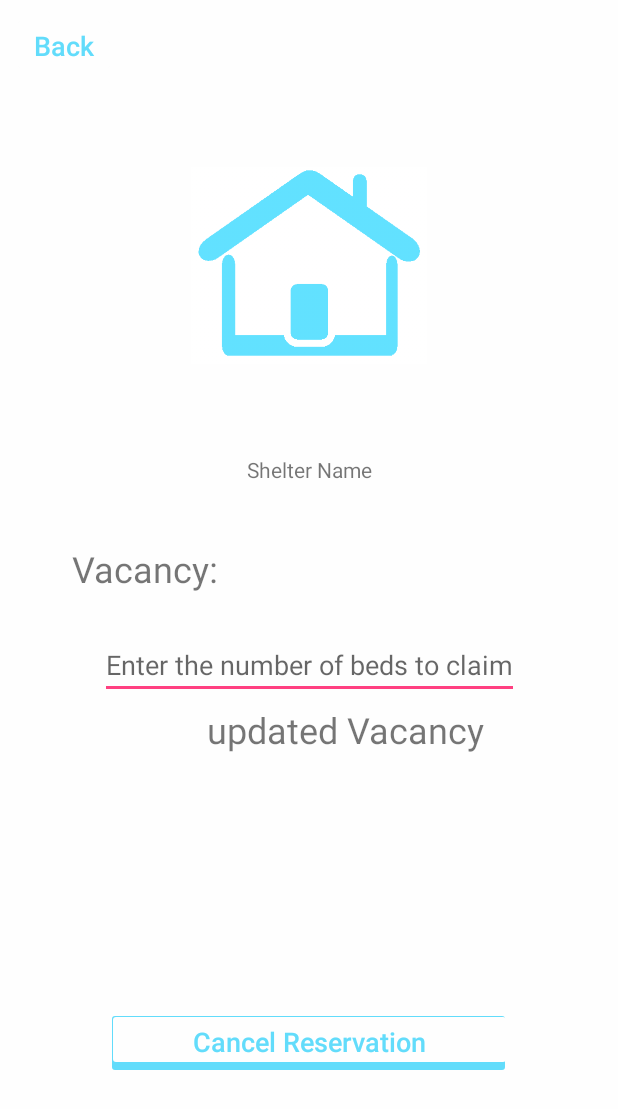
After one commit to jpbronsted/ShelterFinder, an Android app: the layout activity_shelter_detail_page.xml on its own in the app's theme, with its tools: preview values and no code run, on a phone screen of 412 x 824 dp. The commit adds this screen. Shown: the top 1109 px of the screen. Run offline under Robolectric (Android 15) with nearby library versions, the phone set to English and light mode, and no system bars; network calls fail; Roboto replaces fonts that are not available here.

Commit message:
kevin
kevin

```diff
--- a/app/src/main/java/controllers/DetailViewActivity.java
+++ b/app/src/main/java/controllers/DetailViewActivity.java
@@ -1,10 +1,22 @@
 package controllers;
 
+import android.content.res.AssetManager;
 import android.os.Bundle;
 import android.support.v7.app.AppCompatActivity;
+import android.widget.EditText;
 import android.widget.TextView;
+import android.widget.Button;
+import team.gatech.edu.login.R;
+import android.view.View;
+import android.content.Intent;
 
-import team.gatech.edu.login.R;
+import java.io.InputStream;
+import java.nio.charset.StandardCharsets;
+import java.util.List;
+import java.util.Arrays;
+import java.util.ArrayList;
+import java.util.Collection;
+import model.Shelter;
 
 /**
  * Created by jpbronsted on 3/7/18.
@@ -12,18 +24,100 @@ import team.gatech.edu.login.R;
 
 public class DetailViewActivity extends AppCompatActivity {
 
+    TextView viewShelterName, Vacancy, updatedVacancy;
+    EditText claimVacancy;
+    Button backBtn, claimBtn, cancelBtn;
+    List<String> list;
+    String shelterName;
+    String capacity;
+    Shelter[] shel = Shelter.shelterData.values().toArray(new Shelter[0]);
+//    int[] shelcap = new int[shel.length];
+//    private void shelCap(Shelter[] shel) {
+//        for(int i = 0; i <= shel.length; i++) {
+//            shelcap[i] = Integer.parseInt(shel[i].getCapacity());
+//        }
+//    }
+//
+
+
+
     @Override
     public void onCreate(Bundle savedInstanceState) {
         super.onCreate(savedInstanceState);
-        setContentView(R.layout.activity_detail_view);
+        setContentView(R.layout.activity_shelter_detail_page);
 
-        TextView textView = (TextView) findViewById(R.id.detailContent);
+        backBtn = (Button) findViewById(R.id.backBtn);
+        claimBtn = (Button) findViewById(R.id.claimBtn);
+        cancelBtn = (Button) findViewById(R.id.cancelBtn);
+        viewShelterName = (TextView) findViewById(R.id.viewShelterName);
+        Vacancy = (TextView) findViewById(R.id.Vacancy);
+        updatedVacancy = (TextView) findViewById(R.id.updatedVacancy);
+        claimVacancy = (EditText) findViewById(R.id.claimVacancy);
+
+
+
+
+        // should display selected shelter's name and vacancy
+
         Bundle extras = getIntent().getExtras();
         if (extras != null) {
             String text = extras.getString("content");
-            if (text != null) {
-                textView.setText(text);
+            int firstColon = text.indexOf(":");
+            int secondColon = text.indexOf(":",firstColon +1);
+            int thirdColon = text.indexOf(":", secondColon + 1);
+            shelterName = text.substring(firstColon + 1, secondColon - 8 );
+            capacity = text.substring(secondColon + 1, thirdColon - 8 );
+            viewShelterName.setText(shelterName);
+            updatedVacancy.setText(capacity);
+        }
+
+
+
+
+        backBtn.setOnClickListener(new View.OnClickListener() {
+            @Override
+            public void onClick(View view) {
+                startActivity(new Intent(getApplicationContext(), QueryResultsActivity.class));
             }
-        }
+        });
+
+
+        cancelBtn.setOnClickListener(new View.OnClickListener() {
+            @Override
+            public void onClick(View view) {
+                updatedVacancy.setText(capacity);
+            }
+        });
+
+
+
+        // should update new vacancy.
+        // if selected vacancy exceeds the given vacancy then should not work
+        // if selected vacancy is within the given vacancy then it should decrease and update
+        // new vacancy.
+
+        claimBtn.setOnClickListener(new View.OnClickListener() {
+            @Override
+            public void onClick(View view) {
+                String claimedVacancy= claimVacancy.getText().toString();
+                int claimedVacancyNum = Integer.parseInt(claimedVacancy);
+                //Collection<Shelter> shelters = new ArrayList<>();
+                for (Shelter shelter : shel) {
+                    String shelterName_1 = shelter.getName().toLowerCase();
+                    shelterName_1 = shelterName_1.replaceAll("\\s+","");
+                    shelterName = shelterName.toLowerCase();
+                    shelterName = shelterName.replaceAll("\\s+","");
+
+                    if (shelterName_1.equals(shelterName)) {
+                        if (Integer.parseInt(shelter.getCapacity()) - claimedVacancyNum >= 0) {
+                            int newCapacity = Integer.parseInt(shelter.getCapacity()) - claimedVacancyNum;
+                            shelter.setCapacity("" + newCapacity);
+                            updatedVacancy.setText(shelter.getCapacity());
+                        }
+                    }
+                }
+            }
+        });
+
     }
 }
--- a/app/src/main/java/controllers/WelcomeActivity.java
+++ b/app/src/main/java/controllers/WelcomeActivity.java
@@ -7,12 +7,9 @@ import android.os.Bundle;
 import android.view.View;
 import android.widget.Button;
 import android.content.Context;
-
 import model.Shelter;
 import team.gatech.edu.login.R;
-
 import org.apache.commons.csv.*;
-
 import java.io.IOException;
 import java.io.InputStream;
 import java.nio.charset.StandardCharsets;
--- a/app/src/main/res/layout/activity_search.xml
+++ b/app/src/main/res/layout/activity_search.xml
@@ -136,4 +136,5 @@
         app:layout_constraintTop_toBottomOf="@id/etSearchAge"
         app:layout_constraintVertical_bias="0.171"
         app:layout_constraintHorizontal_bias="0.225"/>
+
 </android.support.constraint.ConstraintLayout>
--- /dev/null
+++ b/app/src/main/res/layout/activity_shelter_detail_page.xml
@@ -0,0 +1,141 @@
+<?xml version="1.0" encoding="utf-8"?>
+<android.support.constraint.ConstraintLayout
+    xmlns:android="http://schemas.android.com/apk/res/android"
+    xmlns:app="http://schemas.android.com/apk/res-auto"
+    xmlns:tools="http://schemas.android.com/tools"
+    android:background="@color/textPrimary"
+    android:layout_width="match_parent"
+    android:layout_height="match_parent">
+
+    <TextView
+        android:id="@+id/viewShelterName"
+        android:layout_width="313dp"
+        android:layout_height="46dp"
+        android:layout_marginBottom="8dp"
+        android:layout_marginEnd="8dp"
+        android:layout_marginStart="8dp"
+        android:layout_marginTop="16dp"
+        android:gravity="center"
+        android:text="Shelter Name"
+        app:layout_constraintBottom_toBottomOf="parent"
+        app:layout_constraintEnd_toEndOf="parent"
+        app:layout_constraintStart_toStartOf="parent"
+        app:layout_constraintTop_toBottomOf="@+id/imageView"
+        app:layout_constraintVertical_bias="0.0" />
+
+    <TextView
+        android:id="@+id/Vacancy"
+        android:layout_width="106dp"
+        android:layout_height="32dp"
+        android:layout_marginBottom="8dp"
+        android:layout_marginStart="48dp"
+        android:layout_marginTop="360dp"
+        android:text="Vacancy:"
+        android:textSize="24sp"
+        app:layout_constraintBottom_toBottomOf="parent"
+        app:layout_constraintStart_toStartOf="parent"
+        app:layout_constraintTop_toTopOf="parent"
+        app:layout_constraintVertical_bias="0.007" />
+
+    <TextView
+        android:id="@+id/updatedVacancy"
+        android:layout_width="186dp"
+        android:layout_height="36dp"
+        android:layout_marginBottom="260dp"
+        android:layout_marginEnd="88dp"
+        android:layout_marginTop="8dp"
+        android:text="updated Vacancy"
+        android:textSize="24sp"
+        app:layout_constraintBottom_toBottomOf="parent"
+        app:layout_constraintEnd_toEndOf="parent"
+        app:layout_constraintTop_toTopOf="parent"
+        app:layout_constraintVertical_bias="0.889" />
+
+    <Button
+        android:id="@+id/backBtn"
+        android:layout_width="69dp"
+        android:layout_height="43dp"
+        android:layout_marginBottom="40dp"
+        android:layout_marginEnd="8dp"
+        android:layout_marginStart="8dp"
+        android:layout_marginTop="8dp"
+        android:backgroundTint="@color/textPrimary"
+        android:outlineProvider="none"
+        android:text="Back"
+        android:textAllCaps="false"
+        android:textColor="@color/colorPrimaryDark"
+        android:textSize="18sp"
+        app:layout_constraintBottom_toBottomOf="parent"
+        app:layout_constraintEnd_toEndOf="parent"
+        app:layout_constraintHorizontal_bias="0.0"
+        app:layout_constraintStart_toStartOf="parent"
+        app:layout_constraintTop_toTopOf="parent"
+        app:layout_constraintVertical_bias="0.0" />
+
+    <Button
+        android:id="@+id/claimBtn"
+        android:layout_width="270dp"
+        android:layout_height="wrap_content"
+        android:layout_marginBottom="8dp"
+        android:layout_marginEnd="8dp"
+        android:layout_marginStart="8dp"
+        android:layout_marginTop="8dp"
+        android:backgroundTint="@color/colorPrimaryDark"
+        android:outlineProvider="none"
+        android:text="Claim Beds"
+        android:textAllCaps="false"
+        android:textSize="18sp"
+        app:layout_constraintBottom_toBottomOf="parent"
+        app:layout_constraintEnd_toEndOf="parent"
+        app:layout_constraintHorizontal_bias="0.496"
+        app:layout_constraintStart_toStartOf="parent"
+        app:layout_constraintTop_toTopOf="parent"
+        app:layout_constraintVertical_bias="0.873" />
+
+    <ImageView
+        android:id="@+id/imageView"
+        android:layout_width="157dp"
+        android:layout_height="194dp"
+        android:layout_marginEnd="8dp"
+        android:layout_marginStart="8dp"
+        android:layout_marginTop="80dp"
+        app:layout_constraintEnd_toEndOf="parent"
+        app:layout_constraintStart_toStartOf="parent"
+        app:layout_constraintTop_toTopOf="parent"
+        app:srcCompat="@drawable/coloredhouse" />
+
+    <EditText
+        android:id="@+id/claimVacancy"
+        android:layout_width="279dp"
+        android:layout_height="42dp"
+        android:layout_marginEnd="8dp"
+        android:layout_marginStart="8dp"
+        android:layout_marginTop="424dp"
+        android:ems="10"
+        android:hint="Enter the number of beds to claim"
+        android:inputType="textPersonName"
+        android:textColor="@color/colorPrimaryDark"
+        app:layout_constraintEnd_toEndOf="parent"
+        app:layout_constraintStart_toStartOf="parent"
+        app:layout_constraintTop_toTopOf="parent" />
+
+    <Button
+        android:id="@+id/cancelBtn"
+        android:layout_width="270dp"
+        android:layout_height="42dp"
+        android:layout_marginBottom="8dp"
+        android:layout_marginEnd="8dp"
+        android:layout_marginStart="8dp"
+        android:layout_marginTop="576dp"
+        android:backgroundTint="@color/textPrimary"
+        android:outlineProvider="none"
+        android:text="Cancel Reservation"
+        android:textAllCaps="false"
+        android:textColor="@color/colorPrimaryDark"
+        android:textSize="18sp"
+        app:layout_constraintBottom_toBottomOf="parent"
+        app:layout_constraintEnd_toEndOf="parent"
+        app:layout_constraintStart_toStartOf="parent"
+        app:layout_constraintTop_toTopOf="parent"
+        app:layout_constraintVertical_bias="0.486" />
+</android.support.constraint.ConstraintLayout>
```
Also changed, not shown: 121 other files.
